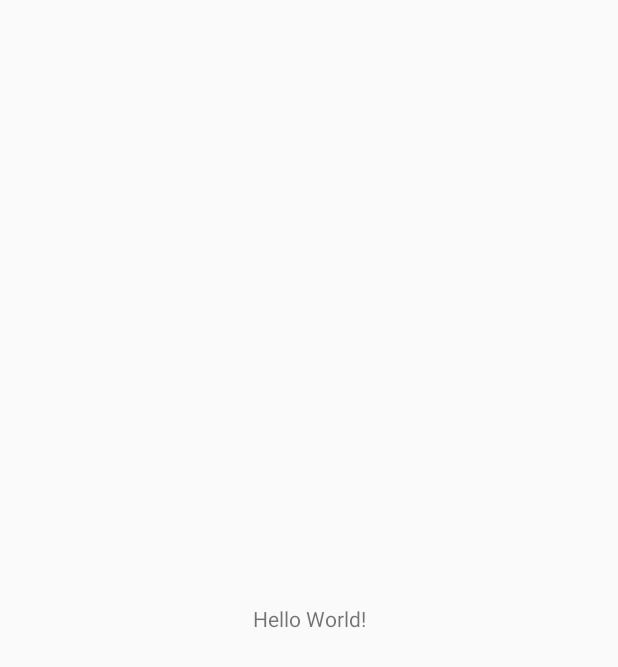
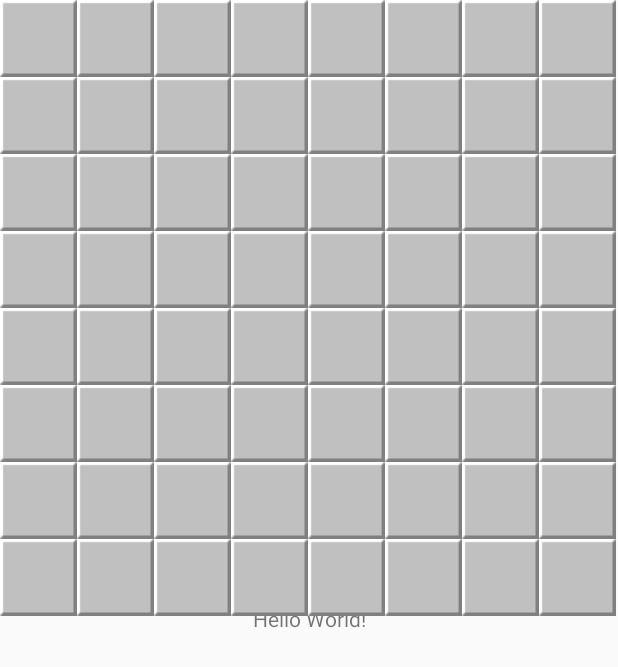
Before and after one commit to jzrlza/MobileSweeper, an Android app: the screen it shows after launch (MainActivity), on a phone screen of 412 x 824 dp. Before the commit the part shown is almost empty. Shown: the top 667 px of the screen. Run offline under Robolectric (Android 15) with nearby library versions, the phone set to English and light mode, and no system bars.

Commit message:
Grid 8x8 appears on actual android phone screen.

```diff
--- a/app/src/main/java/com/msassist/jbcom/minesweepassist/GameEngine.java
+++ b/app/src/main/java/com/msassist/jbcom/minesweepassist/GameEngine.java
@@ -37,6 +37,7 @@ public class GameEngine {
         // create the grid and store it
         int[][] GeneratedGrid = Generator.generate(BOMBS, WIDTH, HEIGHT);
         PrintGrid.print(GeneratedGrid,WIDTH,HEIGHT);
+        setGrid(context,GeneratedGrid);
     }
 
     private void setGrid( final Context context, final int[][] grid ){
--- a/app/src/main/java/com/msassist/jbcom/minesweepassist/views/grid/Cell.java
+++ b/app/src/main/java/com/msassist/jbcom/minesweepassist/views/grid/Cell.java
@@ -1,6 +1,14 @@
 package com.msassist.jbcom.minesweepassist.views.grid;
 
 import android.content.Context;
+import android.util.Log;
+import android.graphics.Canvas;
+import android.support.v4.content.ContextCompat;
+
+import android.graphics.drawable.Drawable;
+
+import com.msassist.jbcom.minesweepassist.GameEngine;
+import com.msassist.jbcom.minesweepassist.R;
 
 public class Cell extends BaseCell{
 
@@ -11,4 +19,24 @@ public class Cell extends BaseCell{
 
     }
 
+    @Override
+    protected void onMeasure(int widthMeasureSpec, int heightMeasureSpec) {
+        super.onMeasure(widthMeasureSpec, widthMeasureSpec);
+    }
+
+    @Override
+    protected void onDraw(Canvas canvas) {
+        super.onDraw(canvas);
+        Log.d("Minesweeper" , "Cell::onDraw");
+        drawButton(canvas);
+
+
+    }
+
+    private void drawButton(Canvas canvas ){
+        Drawable drawable = ContextCompat.getDrawable(getContext(), R.drawable.button);
+        drawable.setBounds(0,0,getWidth(),getHeight());
+        drawable.draw(canvas);
+    }
+
 }
--- a/app/src/main/java/com/msassist/jbcom/minesweepassist/views/grid/Grid.java
+++ b/app/src/main/java/com/msassist/jbcom/minesweepassist/views/grid/Grid.java
@@ -13,6 +13,11 @@ public class Grid extends GridView{
 
     public Grid(Context context , AttributeSet attrs){
         super(context,attrs);
+
+        GameEngine.getInstance().createGrid(context);
+
+        setNumColumns(GameEngine.WIDTH);
+        setAdapter(new GridAdapter());
 
     }
 
--- a/app/src/main/res/layout/activity_main.xml
+++ b/app/src/main/res/layout/activity_main.xml
@@ -15,4 +15,10 @@
         app:layout_constraintRight_toRightOf="parent"
         app:layout_constraintTop_toTopOf="parent" />
 
+    <com.msassist.jbcom.minesweepassist.views.grid.Grid
+        android:id="@+id/minesweeperGridView"
+        android:layout_width="match_parent"
+        android:layout_height="wrap_content"
+        android:layout_centerHorizontal="true"/>
+
 </android.support.constraint.ConstraintLayout>
```
Also changed, not shown: app/src/main/res/drawable/bomb_exploded.png (added), app/src/main/res/drawable/bomb_normal.png (added), app/src/main/res/drawable/button.9.png (added), app/src/main/res/drawable/flag.png (added), app/src/main/res/drawable/number_0.9.png (added), app/src/main/res/drawable/number_1.png (added), app/src/main/res/drawable/number_2.png (added), app/src/main/res/drawable/number_3.png (added), app/src/main/res/drawable/number_4.png (added), app/src/main/res/drawable/number_5.png (added), app/src/main/res/drawable/number_6.png (added), app/src/main/res/drawable/number_7.png (added), app/src/main/res/drawable/number_8.png (added).
